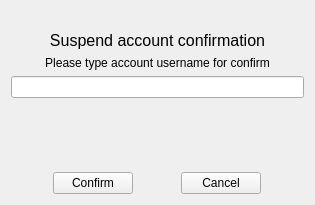
This is design/Ui_/confirmSuspend_Form.ui in SufferProgrammer/startup-desktop-python as Qt 5 draws it before an edit. The edited form follows.
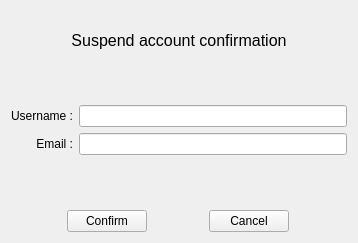
This is the edited form.

```diff
--- a/design/Ui_/confirmSuspend_Form.ui
+++ b/design/Ui_/confirmSuspend_Form.ui
@@ -6,8 +6,8 @@
    <rect>
     <x>0</x>
     <y>0</y>
-    <width>315</width>
-    <height>205</height>
+    <width>358</width>
+    <height>243</height>
    </rect>
   </property>
   <property name="windowTitle">
@@ -49,17 +49,47 @@
     </widget>
    </item>
    <item>
-    <widget class="QLabel" name="label_2">
-     <property name="text">
-      <string>Please type account username for confirm</string>
+    <spacer name="verticalSpacer_3">
+     <property name="orientation">
+      <enum>Qt::Vertical</enum>
      </property>
-     <property name="alignment">
-      <set>Qt::AlignCenter</set>
+     <property name="sizeHint" stdset="0">
+      <size>
+       <width>20</width>
+       <height>40</height>
+      </size>
      </property>
-    </widget>
+    </spacer>
    </item>
    <item>
-    <widget class="QLineEdit" name="lineEdit"/>
+    <layout class="QGridLayout" name="gridLayout">
+     <item row="1" column="0">
+      <widget class="QLabel" name="label_2">
+       <property name="text">
+        <string>Username :</string>
+       </property>
+       <property name="alignment">
+        <set>Qt::AlignRight|Qt::AlignTrailing|Qt::AlignVCenter</set>
+       </property>
+      </widget>
+     </item>
+     <item row="4" column="0">
+      <widget class="QLabel" name="label_3">
+       <property name="text">
+        <string>Email :</string>
+       </property>
+       <property name="alignment">
+        <set>Qt::AlignRight|Qt::AlignTrailing|Qt::AlignVCenter</set>
+       </property>
+      </widget>
+     </item>
+     <item row="1" column="1">
+      <widget class="QLineEdit" name="lineEdit"/>
+     </item>
+     <item row="4" column="1">
+      <widget class="QLineEdit" name="lineEdit_2"/>
+     </item>
+    </layout>
    </item>
    <item>
     <spacer name="verticalSpacer">
```
Left out of the diff: 2 changed lines with no effect on the pictures.
